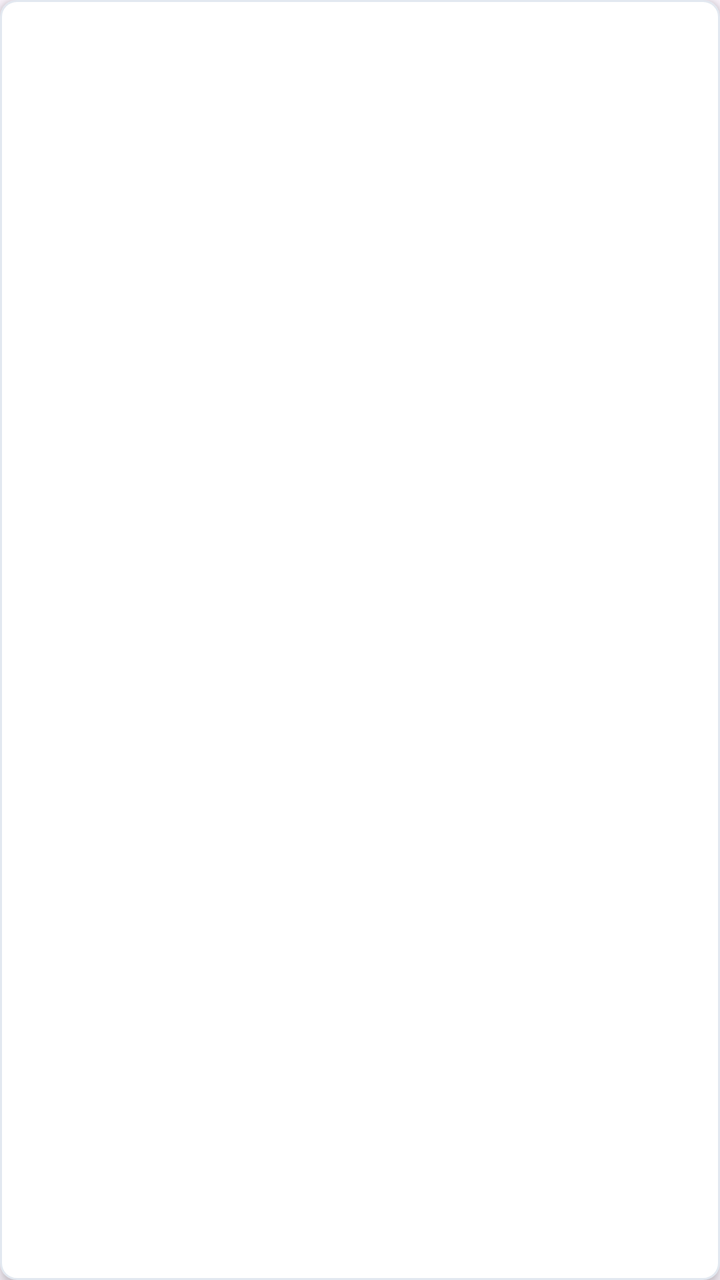
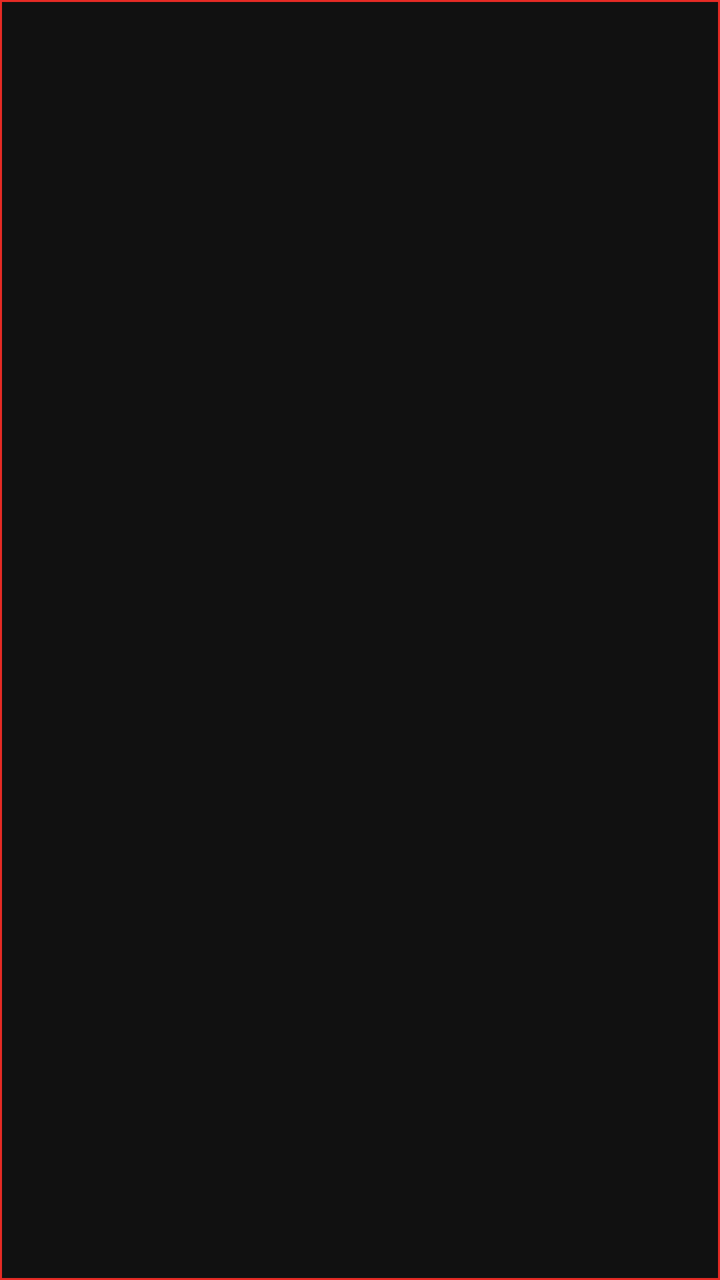

Before-and-after screenshots of an Android layout around one commit, followed by the original layout XML and the change that was made.
<!-- AndroidManifest.xml: application theme Theme.TaskMaster -->
<!-- res/layout/item_task.xml -->
<?xml version="1.0" encoding="utf-8"?>
<LinearLayout xmlns:android="http://schemas.android.com/apk/res/android"
    android:layout_width="match_parent"
    android:layout_height="wrap_content"
    android:orientation="horizontal"
    android:padding="16dp"
    android:layout_marginBottom="12dp"
    android:background="@drawable/bg_item_tarea"
    android:gravity="center_vertical"
    android:elevation="4dp">

    <LinearLayout
        android:layout_width="0dp"
        android:layout_height="wrap_content"
        android:layout_weight="1"
        android:orientation="vertical">

        <TextView
            android:id="@+id/tvTituloTarea"
            android:layout_width="match_parent"
            android:layout_height="wrap_content"
            android:textSize="16sp"
            android:textStyle="bold"
            android:letterSpacing="0.05"
            android:textColor="#1E293B" />

        <TextView
            android:id="@+id/tvEstadoTarea"
            android:layout_width="match_parent"
            android:layout_height="wrap_content"
            android:textSize="12sp"
            android:textColor="#64748B"
            android:textAllCaps="true"
            android:letterSpacing="0.05"
            android:layout_marginTop="4dp"/>
    </LinearLayout>

    <TextView
        android:id="@+id/tvUrgenteBadge"
        android:layout_width="wrap_content"
        android:layout_height="wrap_content"
        android:text="ALERTA"
        android:textSize="10sp"
        android:textStyle="bold"
        android:textColor="#FFFFFF"
        android:letterSpacing="0.1"
        android:background="@drawable/bg_badge_urgente"
        android:paddingStart="12dp"
        android:paddingEnd="12dp"
        android:paddingTop="6dp"
        android:paddingBottom="6dp"
        android:visibility="gone"
        android:layout_gravity="center_vertical"/>

</LinearLayout>
<!-- resources referenced by this layout -->
<resources>
  <!-- drawable bg_badge_urgente (drawable) -->
  <?xml version="1.0" encoding="utf-8"?>
  <shape xmlns:android="http://schemas.android.com/apk/res/android"
      android:shape="rectangle">
      <solid android:color="#EF4444" />
      <corners android:radius="16dp" />
  </shape>
  <!-- drawable bg_item_tarea (drawable) -->
  <?xml version="1.0" encoding="utf-8"?>
  <shape xmlns:android="http://schemas.android.com/apk/res/android"
      android:shape="rectangle">
      <solid android:color="#FFFFFF" />
      <corners android:radius="8dp" />
      <stroke android:width="1dp" android:color="#E2E8F0" />
  </shape>
  <style name="Theme.TaskMaster" parent="Base.Theme.TaskMaster" />
  <style name="Base.Theme.TaskMaster" parent="Theme.Material3.DayNight.NoActionBar">
          
          
      </style>
</resources>

<!-- the commit's change to res/layout/item_task.xml (unified diff, before → after) -->
@@ -21,15 +21,17 @@
             android:layout_height="wrap_content"
             android:textSize="16sp"
             android:textStyle="bold"
+            android:fontFamily="sans-serif-condensed"
             android:letterSpacing="0.05"
-            android:textColor="#1E293B" />
+            android:textColor="@color/sw_text_primary" />
 
         <TextView
             android:id="@+id/tvEstadoTarea"
             android:layout_width="match_parent"
             android:layout_height="wrap_content"
             android:textSize="12sp"
-            android:textColor="#64748B"
+            android:textColor="@color/sw_text_secondary"
+            android:fontFamily="sans-serif-condensed"
             android:textAllCaps="true"
             android:letterSpacing="0.05"
             android:layout_marginTop="4dp"/>
@@ -42,7 +44,8 @@
         android:text="ALERTA"
         android:textSize="10sp"
         android:textStyle="bold"
-        android:textColor="#FFFFFF"
+        android:fontFamily="sans-serif-condensed"
+        android:textColor="@color/sw_text_primary"
         android:letterSpacing="0.1"
         android:background="@drawable/bg_badge_urgente"
         android:paddingStart="12dp"
<!-- resource entries referenced after the edit -->
@@ -1,24 +1,62 @@
 <!-- resources referenced by this layout -->
 <resources>
+  <color name="sw_text_primary">#FFFFFF</color>
+  <color name="sw_text_secondary">#888888</color>
   <!-- drawable bg_badge_urgente (drawable) -->
   <?xml version="1.0" encoding="utf-8"?>
   <shape xmlns:android="http://schemas.android.com/apk/res/android"
       android:shape="rectangle">
-      <solid android:color="#EF4444" />
-      <corners android:radius="16dp" />
+      <solid android:color="@color/sw_red" />
+      <corners android:radius="0dp" />
   </shape>
   <!-- drawable bg_item_tarea (drawable) -->
   <?xml version="1.0" encoding="utf-8"?>
   <shape xmlns:android="http://schemas.android.com/apk/res/android"
       android:shape="rectangle">
-      <solid android:color="#FFFFFF" />
-      <corners android:radius="8dp" />
-      <stroke android:width="1dp" android:color="#E2E8F0" />
+      <solid android:color="@color/sw_surface" />
+      <corners android:radius="0dp" />
+      <stroke android:width="1dp" android:color="@color/sw_red" />
   </shape>
   <style name="Theme.TaskMaster" parent="Base.Theme.TaskMaster" />
-  <style name="Base.Theme.TaskMaster" parent="Theme.Material3.DayNight.NoActionBar">
+  <color name="sw_red">#E62B25</color>
+  <color name="sw_surface">#111111</color>
+  <style name="Base.Theme.TaskMaster" parent="Theme.Material3.Dark.NoActionBar">
           
+          <item name="colorPrimary">@color/sw_red</item>
+          <item name="colorOnPrimary">@color/black</item>
+          <item name="colorPrimaryContainer">@color/sw_red_dark</item>
+          <item name="colorOnPrimaryContainer">@color/white</item>
+  
+          <item name="colorSecondary">@color/sw_accent</item>
+          <item name="colorOnSecondary">@color/black</item>
+  
+          <item name="android:colorBackground">@color/sw_background</item>
+          <item name="colorOnBackground">@color/sw_text_primary</item>
+  
+          <item name="colorSurface">@color/sw_surface</item>
+          <item name="colorOnSurface">@color/sw_text_primary</item>
+  
           
+          <item name="android:textColorPrimary">@color/sw_text_primary</item>
+          <item name="android:textColorSecondary">@color/sw_text_secondary</item>
+  
+          
+          <item name="android:windowBackground">@color/sw_background</item>
+  
+          
+          <item name="materialButtonStyle">@style/Widget.TaskMaster.Button</item>
+      </style>
+  <color name="black">#FF000000</color>
+  <color name="sw_red_dark">#8B0000</color>
+  <color name="white">#FFFFFFFF</color>
+  <color name="sw_accent">#FF2A2A</color>
+  <color name="sw_background">#050505</color>
+  <style name="Widget.TaskMaster.Button" parent="Widget.Material3.Button">
+          <item name="backgroundTint">@color/sw_background</item>
+          <item name="strokeColor">@color/sw_red</item>
+          <item name="strokeWidth">1dp</item>
+          <item name="android:textColor">@color/sw_red</item>
+          <item name="cornerRadius">0dp</item>
       </style>
 </resources>
 
